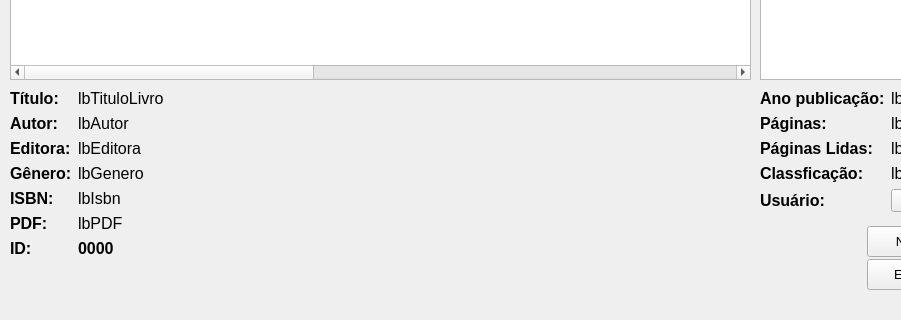
Old version of the form screen/ui_designer/screen_main.ui in the repository mateusmoratelli/MinhaBiblioteca; both pictures show x 0 to 901 and y 400 to 720 of the 1280 by 720 pixel window.
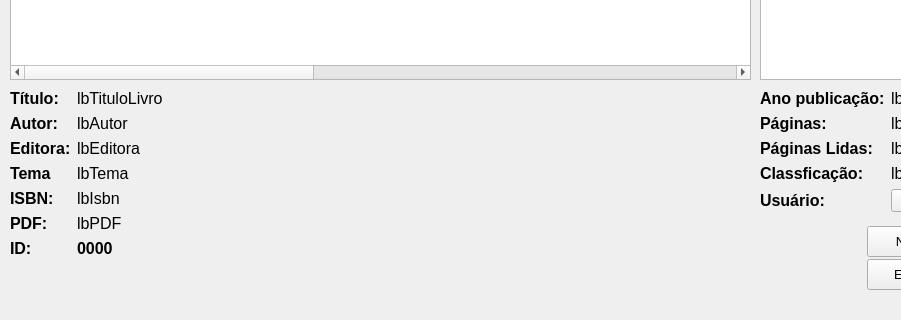
New version of the form. Icons and pictures are not drawn.

Patch:
```diff
--- a/screen/ui_designer/screen_main.ui
+++ b/screen/ui_designer/screen_main.ui
@@ -214,7 +214,7 @@
         </font>
        </property>
        <property name="text">
-        <string>Gênero:</string>
+        <string>Tema</string>
        </property>
       </widget>
      </item>
@@ -226,7 +226,7 @@
         </font>
        </property>
        <property name="text">
-        <string>lbGenero</string>
+        <string>lbTema</string>
        </property>
       </widget>
      </item>
```
Left out of the diff: 8 changed lines with no effect on the pictures.
